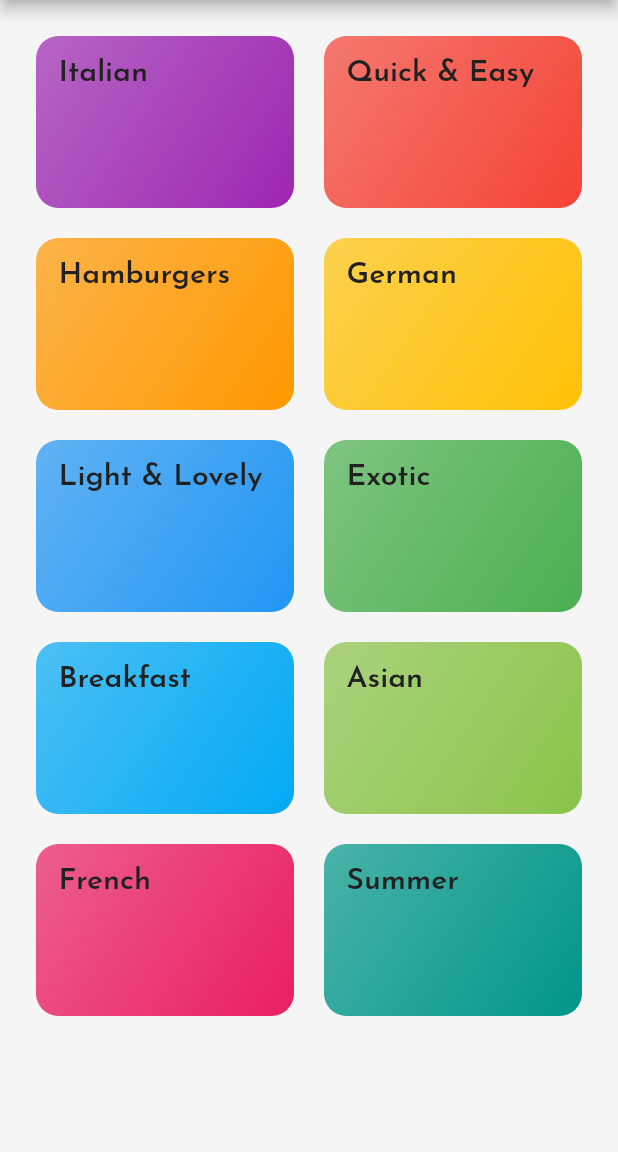
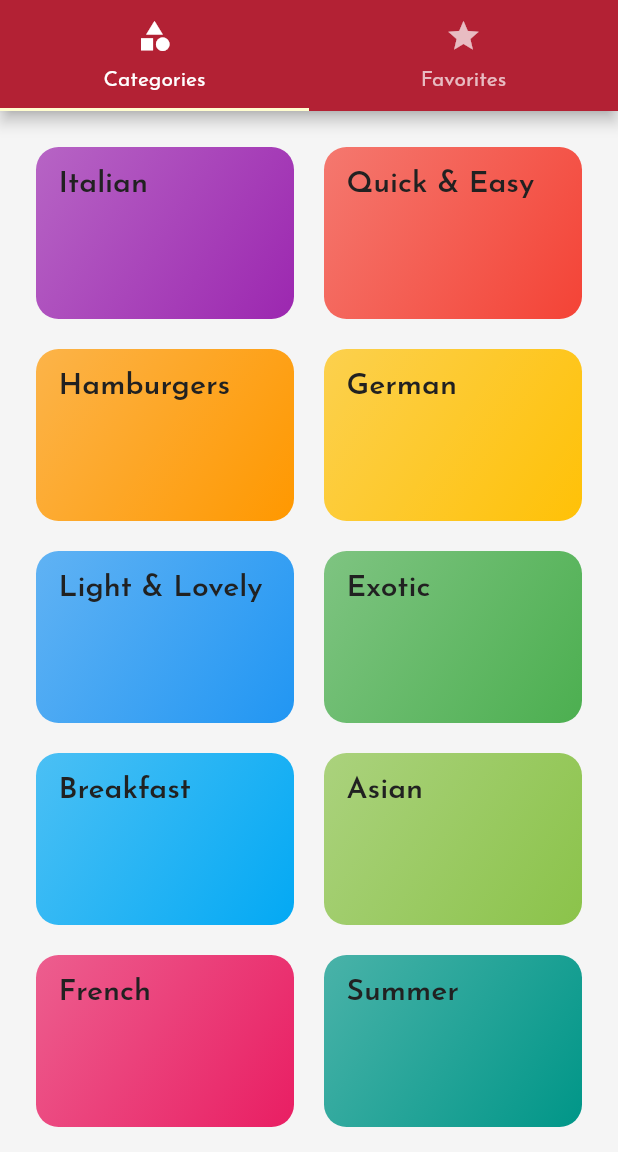
Before and after one commit to Allabergen/Meal-Flutter, a Flutter app: the screen it shows after launch, on a phone screen of 412 x 824 dp, the part 84-1236 px from its top. Run offline on Flutter 3.47's test engine with Material 2 defaults, Android fonts, the phone set to English and light mode, and no system bars.

```diff
--- a/lib/main.dart
+++ b/lib/main.dart
@@ -1,5 +1,6 @@
 import 'package:flutter/material.dart';
 import 'package:flutter/services.dart';
+import 'package:meals_flutter/screens/tabs_screen.dart';
 
 import './screens/meal_detail_screen.dart';
 import './screens/categories_screen.dart';
@@ -36,7 +37,7 @@ class MyApp extends StatelessWidget {
       // home: CategoriesScreen(),
       initialRoute: '/',
       routes: {
-        '/': (ctx) => CategoriesScreen(),
+        '/': (ctx) => TabsScreen(),
         CategoryMealsScreen.routeName: (ctx) => CategoryMealsScreen(),
         MealDetailScreen.routeName: (ctx) => MealDetailScreen(),
       },
--- a/lib/screens/categories_screen.dart
+++ b/lib/screens/categories_screen.dart
@@ -6,11 +6,7 @@ import '../dummy_data.dart';
 class CategoriesScreen extends StatelessWidget {
   @override
   Widget build(BuildContext context) {
-    return Scaffold(
-      appBar: AppBar(
-        title: const Text('Meals'),
-      ),
-      body: GridView(
+    return GridView(
       padding: const EdgeInsets.all(24.0),
       gridDelegate: SliverGridDelegateWithMaxCrossAxisExtent(
         maxCrossAxisExtent: 200,
@@ -19,9 +15,9 @@ class CategoriesScreen extends StatelessWidget {
         mainAxisSpacing: 20,
       ),
       children: DUMMY_CATEGORIES
-            .map((catData) => CategoryItem(catData.id, catData.title, catData.color))
+          .map((catData) =>
+              CategoryItem(catData.id, catData.title, catData.color))
           .toList(),
-      ),
     );
   }
 }
--- /dev/null
+++ b/lib/screens/favorites_screen.dart
@@ -0,0 +1,10 @@
+import 'package:flutter/material.dart';
+
+class FavoritesScreen extends StatelessWidget {
+  @override
+  Widget build(BuildContext context) {
+    return Center(
+      child: Text('The Favorites'),
+    );
+  }
+}
--- /dev/null
+++ b/lib/screens/tabs_screen.dart
@@ -0,0 +1,40 @@
+import 'package:flutter/material.dart';
+import 'package:meals_flutter/screens/categories_screen.dart';
+import 'package:meals_flutter/screens/favorites_screen.dart';
+
+class TabsScreen extends StatefulWidget {
+  @override
+  _TabsScreenState createState() => _TabsScreenState();
+}
+
+class _TabsScreenState extends State<TabsScreen> {
+  @override
+  Widget build(BuildContext context) {
+    return DefaultTabController(
+      child: Scaffold(
+        appBar: AppBar(
+          title: Text('Meals'),
+          bottom: TabBar(
+            tabs: <Widget>[
+              Tab(
+                icon: Icon(Icons.category),
+                text: 'Categories',
+              ),
+              Tab(
+                icon: Icon(Icons.star),
+                text: 'Favorites',
+              ),
+            ],
+          ),
+        ),
+        body: TabBarView(
+          children: <Widget>[
+            CategoriesScreen(),
+            FavoritesScreen(),
+          ],
+        ),
+      ),
+      length: 2,
+    );
+  }
+}
```
Lines whose indentation alone changed are shown as unchanged.
